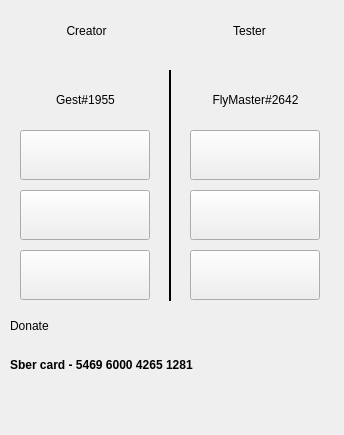
This is about.ui in jestsi/Info-of-file-g as Qt 5 draws it before an edit. The edited form follows.
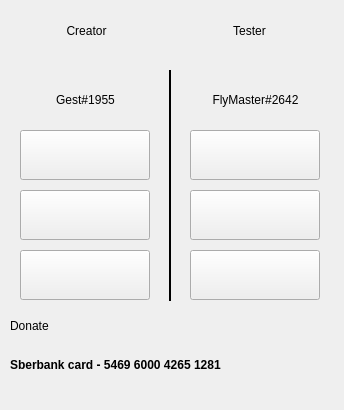
This is the edited form. Icons and pictures are not drawn.

```diff
--- a/about.ui
+++ b/about.ui
@@ -10,19 +10,19 @@
     <x>0</x>
     <y>0</y>
     <width>344</width>
-    <height>435</height>
+    <height>410</height>
    </rect>
   </property>
   <property name="minimumSize">
    <size>
     <width>344</width>
-    <height>435</height>
+    <height>410</height>
    </size>
   </property>
   <property name="maximumSize">
    <size>
     <width>344</width>
-    <height>435</height>
+    <height>410</height>
    </size>
   </property>
   <property name="windowTitle">
@@ -341,7 +341,7 @@
     <rect>
      <x>10</x>
      <y>340</y>
-     <width>231</width>
+     <width>321</width>
      <height>51</height>
     </rect>
    </property>
@@ -353,7 +353,7 @@
     </font>
    </property>
    <property name="text">
-    <string>Sber card - 5469 6000 4265 1281</string>
+    <string>Sberbank card - 5469 6000 4265 1281</string>
    </property>
    <property name="textInteractionFlags">
     <set>Qt::LinksAccessibleByMouse|Qt::TextSelectableByMouse</set>
```
